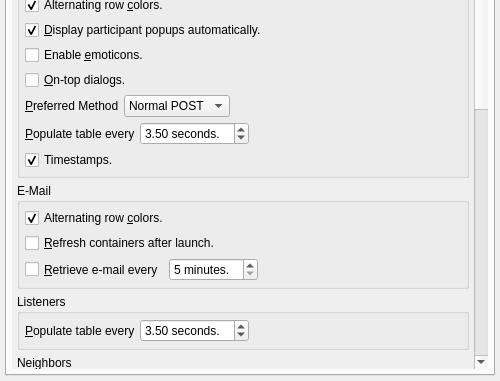
First picture: the form in branches/trunk/GoldBug-UI/options.ui, repository textbrowser/spot-on, before the edit; both pictures show x 0 to 500 and y 229 to 610 of the 500 by 610 pixel window.
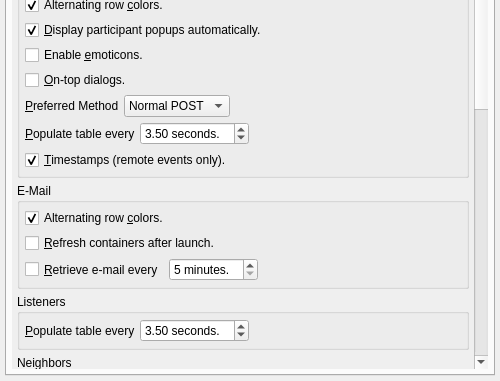
Second picture: the form after the edit. Icons and pictures are not drawn.

Commit message: Optional timestamps.

Patch:
```diff
--- a/branches/trunk/GoldBug-UI/options.ui
+++ b/branches/trunk/GoldBug-UI/options.ui
@@ -54,8 +54,8 @@
             <rect>
              <x>0</x>
              <y>0</y>
-             <width>462</width>
-             <height>1144</height>
+             <width>458</width>
+             <height>1107</height>
             </rect>
            </property>
            <layout class="QVBoxLayout" name="verticalLayout_9">
@@ -419,7 +419,7 @@
                <item>
                 <widget class="QCheckBox" name="chatTimestamps">
                  <property name="text">
-                  <string>Timestamps.</string>
+                  <string>&amp;Timestamps (remote events only).</string>
                  </property>
                  <property name="checked">
                   <bool>true</bool>
```
Left out of the diff: 10 changed lines with no effect on the pictures. The commit also changes 5 other files.
